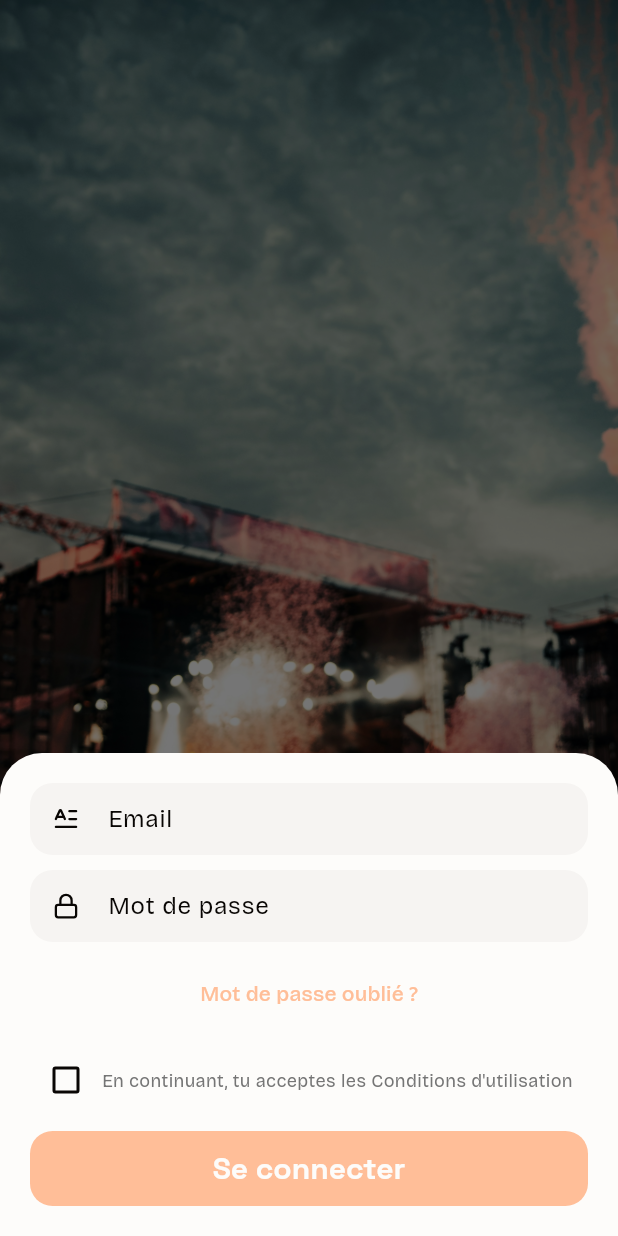
After one commit to ClementGaill/festimatch, a Flutter app: the WelcomePage screen opened directly, after a tap on "Se connecter", on a phone screen of 412 x 824 dp. The commit adds this screen. Run offline on Flutter 3.47's test engine with Material 3 defaults, Android fonts, the phone set to English and light mode, and no system bars; our stand-ins replace cloud_firestore, firebase_auth, firebase_core, floating_bottom_navigation_bar, flutter_card_swiper, fluttertoast and 4 more; accounts and stored records are empty.

Commit message:
add welcomePage

```diff
--- /dev/null
+++ b/lib/Pages/Auth/welcome.dart
@@ -0,0 +1,236 @@
+// ignore_for_file: library_private_types_in_public_api
+
+import 'package:festimatch/Pages/Auth/selectRooms.dart';
+import 'package:festimatch/Widgets/Frontend/colors.dart';
+import 'package:festimatch/Widgets/Frontend/textField.dart';
+import 'package:flutter/material.dart';
+import 'package:firebase_auth/firebase_auth.dart';
+import 'package:lucide_icons_flutter/lucide_icons.dart';
+import 'package:page_transition/page_transition.dart';
+import 'package:cloud_firestore/cloud_firestore.dart';
+import 'package:fluttertoast/fluttertoast.dart';
+import 'package:shared_preferences/shared_preferences.dart';
+
+
+class WelcomePage extends StatelessWidget {
+  const WelcomePage({super.key});
+
+  @override
+  Widget build(BuildContext context) {
+    return Scaffold(
+      body: Stack(
+        alignment: Alignment.bottomCenter,
+        children: [
+          Container(
+            width: MediaQuery.sizeOf(context).width,
+            height: MediaQuery.sizeOf(context).height,
+            decoration: BoxDecoration(
+              image: DecorationImage(
+                image: AssetImage("assets/festival.jpg"),
+                fit: BoxFit.cover,
+              ),
+            ),
+          ),
+          Container(
+            decoration: BoxDecoration(
+              borderRadius: BorderRadius.vertical(top: Radius.circular(15.0)),
+              color: backgroundColor
+            ),
+            child: Padding(
+              padding: const EdgeInsets.all(20.0),
+              child: Column(
+                mainAxisAlignment: MainAxisAlignment.end,
+                crossAxisAlignment: CrossAxisAlignment.start,
+                mainAxisSize: MainAxisSize.min,
+                children: [
+                  Text(
+                    'Bienvenue',
+                    style: TextStyle(fontSize: 28, fontWeight: FontWeight.bold),
+                  ),
+                  SizedBox(height: 10),
+                  Text(
+                    'Trouve le planning parfait pour ton festival',
+                    style: TextStyle(fontSize: 16, color: Colors.grey[700]),
+                  ),
+                  SizedBox(height: 20),
+                  ElevatedButton(
+                    onPressed: () {
+                      showModalBottomSheet(
+                        context: context,
+                        isScrollControlled: true,
+                        builder: (context) => LoginBottomSheet(),
+                      );
+                    },
+                    style: ElevatedButton.styleFrom(
+                      padding: EdgeInsets.symmetric(horizontal: 40, vertical: 15),
+                      shape: RoundedRectangleBorder(
+                        borderRadius: BorderRadius.circular(10),
+                      ),
+                    ),
+                    child: Text('Se connecter'),
+                  ),
+                ],
+              ),
+            ),
+          ),
+        ],
+      ),
+    );
+  }
+}
+
+class LoginBottomSheet extends StatefulWidget {
+  const LoginBottomSheet({super.key});
+
+  @override
+  _LoginBottomSheetState createState() => _LoginBottomSheetState();
+}
+
+class _LoginBottomSheetState extends State<LoginBottomSheet> {
+  final TextEditingController emailController = TextEditingController();
+  final TextEditingController passwordController = TextEditingController();
+  final FirebaseAuth _auth = FirebaseAuth.instance;
+  bool isChecked = false;
+  String? errorCheckBox;
+
+  Future<void> handleLogin() async {
+    if (!isChecked) {
+      setState(() {
+        errorCheckBox = 'Merci d\'accepter les Conditions générales d\'utilisation';
+      });
+      return;
+    }
+
+    try {
+      // Tentative de connexion
+      // ignore: unused_local_variable
+      final UserCredential userCredential = await _auth.signInWithEmailAndPassword(
+        email: emailController.text.trim(),
+        password: passwordController.text.trim(),
+      );
+
+      // Si la connexion réussit, rediriger vers Selectrooms
+      navigateToSelectrooms();
+    } on FirebaseAuthException catch (e) {
+      try {
+        await createNewUser();
+      } catch (signupError) {
+        Fluttertoast.showToast(
+          msg: 'Erreur lors de l\'inscription : $signupError',
+        );
+      }
+      print(e);
+    } catch (e) {
+      // Gérer les autres erreurs inattendues
+      Fluttertoast.showToast(
+        msg: 'Erreur inattendue : $e',
+      );
+    }
+  }
+
+  Future<void> createNewUser() async {
+    final UserCredential newUser = await _auth.createUserWithEmailAndPassword(
+      email: emailController.text.trim(),
+      password: passwordController.text.trim(),
+    );
+
+    final String userId = newUser.user?.uid ?? '';
+
+    await FirebaseFirestore.instance.collection('Users').doc(userId).set({
+      'createdAt': FieldValue.serverTimestamp(),
+      'userName': 'test',
+      'imageUrl': 'https://google.com/'
+    });
+
+    // Rediriger vers Selectrooms après la création du compte
+    navigateToSelectrooms();
+  }
+
+
+  void navigateToSelectrooms() async {
+    SharedPreferences prefs = await SharedPreferences.getInstance();
+    await prefs.setBool('isConnected', true);
+
+    Navigator.pushReplacement(
+      context,
+      PageTransition(
+        type: PageTransitionType.rightToLeft,
+        child: Selectrooms(),
+        duration: const Duration(milliseconds: 500),
+      ),
+    );
+  }
+
+  @override
+  Widget build(BuildContext context) {
+    return Padding(
+      padding: EdgeInsets.only(bottom: MediaQuery.of(context).viewInsets.bottom),
+      child: Container(
+        padding: EdgeInsets.all(20),
+        child: Column(
+          mainAxisSize: MainAxisSize.min,
+          children: [
+            CustomizedTextField(
+              controller: emailController,
+              textInputAction: TextInputAction.done,
+              length: 50,
+              minLines: 1,
+              maxLines: 1,
+              icon: Icon(LucideIcons.letterText),
+              label: 'Email',
+              textInputType: TextInputType.emailAddress,
+              textCapitalization: TextCapitalization.none,
+            ),
+            SizedBox(height: 10),
+            CustomizedTextField(
+              controller: passwordController,
+              textInputAction: TextInputAction.done,
+              length: 50,
+              minLines: 1,
+              maxLines: 1,
+              icon: Icon(LucideIcons.lock),
+              label: 'Mot de passe',
+              textInputType: TextInputType.text,
+              obscureText: true,
+              textCapitalization: TextCapitalization.none,
+            ),
+            SizedBox(height: 10),
+            TextButton(
+              onPressed: () {},
+              child: Text('Mot de passe oublié ?'),
+            ),
+            SizedBox(height: 10),
+            Row(
+              children: [
+                Checkbox(
+                  value: isChecked,
+                  onChanged: (bool? value) {
+                    setState(() {
+                      isChecked = value ?? false;
+                    });
+                  },
+                ),
+                Expanded(
+                  child: Text(
+                    'En continuant, tu acceptes les Conditions d\'utilisation',
+                    style: TextStyle(fontSize: 12, color: Colors.grey[600]),
+                  ),
+                ),
+              ],
+            ),
+            if (errorCheckBox != null)
+              Text(
+                errorCheckBox!,
+                style: TextStyle(color: Colors.red, fontSize: 12),
+              ),
+            SizedBox(height: 10),
+            ElevatedButton(
+              onPressed: handleLogin,
+              child: Text('Se connecter'),
+            ),
+          ],
+        ),
+      ),
+    );
+  }
+}
--- /dev/null
+++ b/lib/Widgets/Frontend/textField.dart
@@ -0,0 +1,65 @@
+// ignore_for_file: non_constant_identifier_names, file_names
+import 'package:festimatch/Widgets/Frontend/colors.dart';
+import 'package:flutter/material.dart';
+import 'package:flutter/services.dart';
+
+TextFormField CustomizedTextField({
+  required TextInputAction textInputAction,
+  required int length,
+  required int minLines,
+  required int maxLines,
+  required Widget? icon,
+  required String label,
+  required TextInputType textInputType,
+  required TextCapitalization textCapitalization,
+
+  //  Optionnal
+  TextEditingController? controller,
+  bool autoFocus = false,
+  Function(String)? onChanged,
+  String? Function(String?)? validator,
+  AutovalidateMode? autoValidateMode,
+  Function(String)? onFieldSubmitted,
+  List<TextInputFormatter>? inputFormatters,
+  String? errorText,
+  FocusNode? focusNode,
+  bool? filled = true,
+  bool obscureText = false,
+  bool viewIcon = true,
+}) {
+  return TextFormField(
+    controller: controller,
+    onChanged: onChanged,
+    validator: validator,
+    autovalidateMode: autoValidateMode,
+    onFieldSubmitted: onFieldSubmitted,
+    textInputAction: textInputAction,
+    maxLength: length,
+    autofocus: autoFocus,
+    maxLines: maxLines,
+    minLines: minLines,
+    focusNode: focusNode,
+    inputFormatters: inputFormatters,
+    obscureText: obscureText,
+    decoration: InputDecoration(
+      errorText: errorText,
+      isDense: true,
+      prefixIcon: viewIcon ? icon : null,
+      labelText: label,
+      counterText: '',
+      filled: filled,
+      floatingLabelBehavior: FloatingLabelBehavior.never,
+      fillColor: greyColor.withOpacity(0.25),
+      border: OutlineInputBorder(
+        borderRadius: BorderRadius.circular(15.0),
+        borderSide: const BorderSide(
+          width: 0,
+          style: BorderStyle.none,
+        ),
+      ),
+    ),
+    keyboardType: textInputType,
+    textCapitalization: textCapitalization,
+
+  );
+}
--- a/pubspec.yaml
+++ b/pubspec.yaml
@@ -44,6 +44,8 @@ dependencies:
   lucide_icons_flutter: ^1.2.9
   firebase_core: ^3.12.1
   cloud_firestore: ^5.6.5
+  shared_preferences: ^2.5.2
+  firebase_auth: ^5.5.1
   page_transition: ^2.2.1
 
 dev_dependencies:
@@ -69,8 +71,8 @@ flutter:
   uses-material-design: true
 
   # To add assets to your application, add an assets section, like this:
-  # assets:
-  #   - images/a_dot_burr.jpeg
+  assets:
+    - assets/festival.jpg
   #   - images/a_dot_ham.jpeg
 
   # An image asset can refer to one or more resolution-specific "variants", see
```
Also changed, not shown: lib/main.dart (+74 -1 lines), assets/festival.jpg (added), pubspec.lock, 1 other file.
